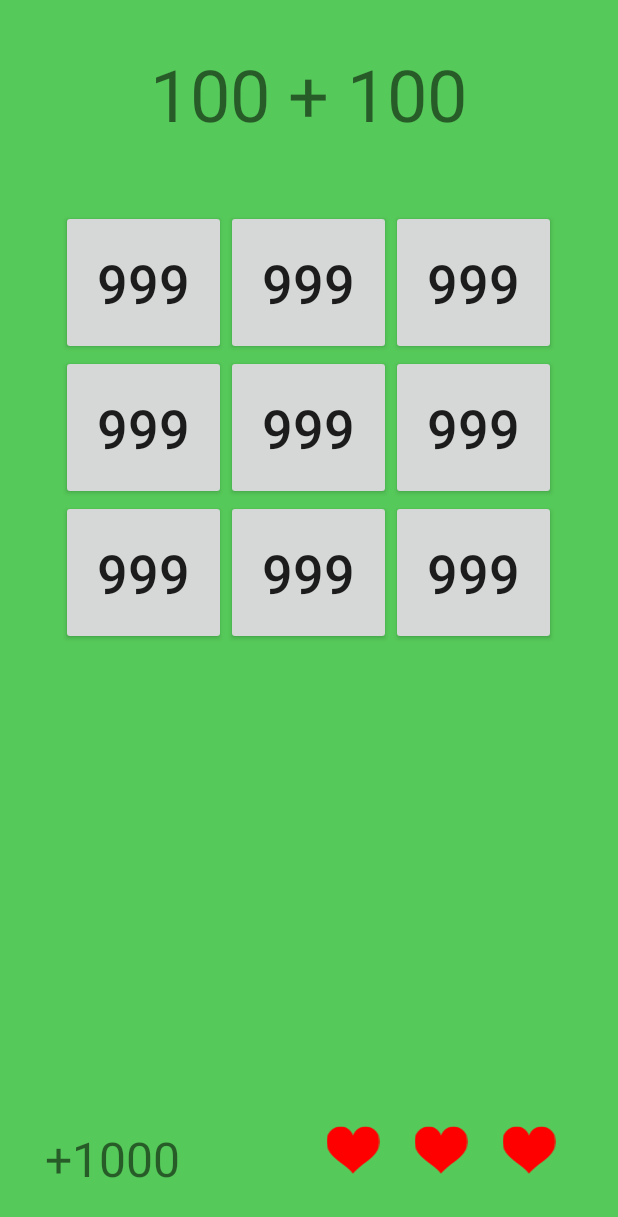
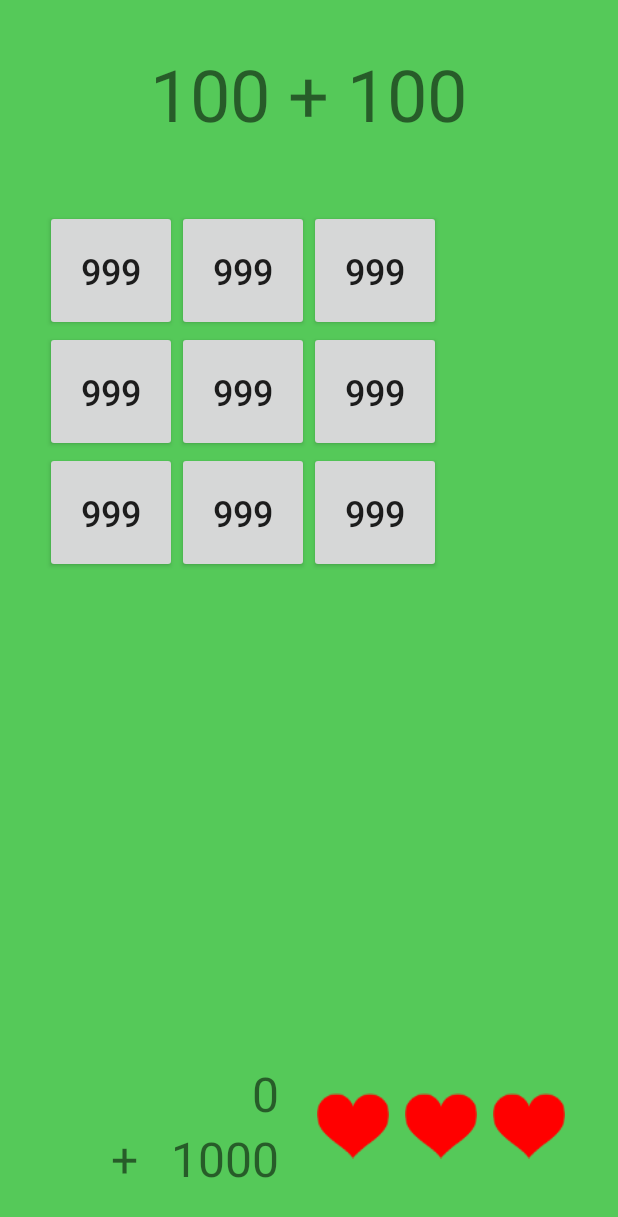
Before and after one commit to JeremyBowyer/MathTap, an Android app: the layout activity_main.xml on its own in the app's theme, with its tools: preview values and no code run, on a phone screen of 412 x 824 dp. Shown: the top 1217 px of the screen. Run offline under Robolectric (Android 15) with nearby library versions, the phone set to English and light mode, and no system bars.

Commit message:
Design tweaks and added total points view.

```diff
--- a/app/src/main/java/com/jeremybowyer/mathtap/Equation.java
+++ b/app/src/main/java/com/jeremybowyer/mathtap/Equation.java
@@ -17,8 +17,8 @@ public class Equation {
             ops = new ArrayList<String>(Arrays.asList("+", "-"));
             int opIndex = r.nextInt(ops.size());
             String op = ops.get(opIndex);
-            int num1 = r.nextInt(100 - 0);
-            int num2 = r.nextInt(100 - 0);
+            int num1 = r.nextInt(101);
+            int num2 = r.nextInt(101);
 
             switch (op) {
                 case "+":
--- a/app/src/main/java/com/jeremybowyer/mathtap/MainActivity.java
+++ b/app/src/main/java/com/jeremybowyer/mathtap/MainActivity.java
@@ -7,13 +7,11 @@ import android.util.Log;
 import android.view.View;
 import android.widget.Button;
 import android.widget.ImageView;
-import android.widget.ProgressBar;
 import android.widget.TextView;
 
 import java.util.ArrayList;
 import java.util.Collections;
 import java.util.Random;
-import java.util.Set;
 
 import butterknife.BindView;
 import butterknife.ButterKnife;
@@ -40,7 +38,8 @@ public class MainActivity extends AppCompatActivity {
     @BindView(R.id.answer8) Button mAnswer8;
     @BindView(R.id.answer9) Button mAnswer9;
 
-    @BindView(R.id.bonusPointsView) TextView mBonusPoints;
+    @BindView(R.id.totalPointsView) TextView mTotalPointsView;
+    @BindView(R.id.bonusPointsView) TextView mBonusPointsView;
 
     @BindView(R.id.heart1) ImageView mHeart1;
     @BindView(R.id.heart2) ImageView mHeart2;
@@ -109,7 +108,7 @@ public class MainActivity extends AppCompatActivity {
         mHitPoints--;
     }
 
-    CountDownTimer removeButtonsClock = new CountDownTimer(16100, 2000) {
+    CountDownTimer removeButtonsClock = new CountDownTimer(19000, 2000) {
         boolean firstTick = true;
         @Override
         public void onTick(long millisUntilFinished) {
@@ -128,14 +127,14 @@ public class MainActivity extends AppCompatActivity {
         }
     };
 
-    CountDownTimer startClock = new CountDownTimer(16000, 100) {
+    CountDownTimer startClock = new CountDownTimer(18000, 100) {
 
         public void onTick(long millisUntilFinished) {
-            mBonusPoints.setText("+" + Math.round((millisUntilFinished)) / 16);
+            mBonusPointsView.setText("" + Math.round((millisUntilFinished)) / 18);
         }
 
         public void onFinish() {
-            mBonusPoints.setText("+0"); // In case rounding results in a number > 0
+            mBonusPointsView.setText("0"); // In case rounding results in a number > 0
             endGame();
         }
 
@@ -149,6 +148,9 @@ public class MainActivity extends AppCompatActivity {
 
             if(mEquation.isAnswer(answer)) {
                 Log.v(TAG, "Great job, idiot");
+                mTotalPoints += Integer.parseInt(mBonusPointsView.getText().toString());
+                mTotalPointsView.setText(Integer.toString(mTotalPoints));
+                mBonusPointsView.setText("0");
                 startClock.cancel();
                 removeButtonsClock.cancel();
             } else {
--- a/app/src/main/res/layout/activity_main.xml
+++ b/app/src/main/res/layout/activity_main.xml
@@ -18,7 +18,7 @@
         tools:text="100 + 100" />
 
     <GridLayout
-        android:layout_width="wrap_content"
+        android:layout_width="match_parent"
         android:layout_height="wrap_content"
         android:layout_below="@+id/equationView"
         android:layout_centerHorizontal="true"
@@ -30,72 +30,72 @@
             android:layout_width="wrap_content"
             android:layout_height="wrap_content"
             android:padding="24dp"
-            android:textSize="36sp"
-            tools:text="999" />
+            android:textSize="24sp"
+            tools:text="999"/>
 
         <Button
             android:id="@+id/answer2"
             android:layout_width="wrap_content"
             android:layout_height="wrap_content"
             android:padding="24dp"
-            android:textSize="36sp"
-            tools:text="999" />
+            android:textSize="24sp"
+            tools:text="999"/>
 
         <Button
             android:id="@+id/answer3"
             android:layout_width="wrap_content"
             android:layout_height="wrap_content"
             android:padding="24dp"
-            android:textSize="36sp"
-            tools:text="999" />
+            android:textSize="24sp"
+            tools:text="999"/>
 
         <Button
             android:id="@+id/answer4"
             android:layout_width="wrap_content"
             android:layout_height="wrap_content"
             android:padding="24dp"
-            android:textSize="36sp"
-            tools:text="999" />
+            android:textSize="24sp"
+            tools:text="999"/>
 
         <Button
             android:id="@+id/answer5"
             android:layout_width="wrap_content"
             android:layout_height="wrap_content"
             android:padding="24dp"
-            android:textSize="36sp"
-            tools:text="999" />
+            android:textSize="24sp"
+            tools:text="999"/>
 
         <Button
             android:id="@+id/answer6"
             android:layout_width="wrap_content"
             android:layout_height="wrap_content"
             android:padding="24dp"
-            android:textSize="36sp"
-            tools:text="999" />
+            android:textSize="24sp"
+            tools:text="999"/>
 
         <Button
             android:id="@+id/answer7"
             android:layout_width="wrap_content"
             android:layout_height="wrap_content"
             android:padding="24dp"
-            android:textSize="36sp"
-            tools:text="999" />
+            android:textSize="24sp"
+            tools:text="999"/>
 
         <Button
             android:id="@+id/answer8"
             android:layout_width="wrap_content"
             android:layout_height="wrap_content"
             android:padding="24dp"
-            android:textSize="36sp"
-            tools:text="999" />
+            android:textSize="24sp"
+            tools:text="999"/>
 
         <Button
             android:id="@+id/answer9"
             android:layout_width="wrap_content"
             android:layout_height="wrap_content"
             android:padding="24dp"
-            android:textSize="36sp"
-            tools:text="999" />
+            android:textSize="24sp"
+            tools:text="999"/>
     </GridLayout>
 
     <LinearLayout
@@ -104,34 +104,72 @@
         android:layout_alignParentBottom="true"
         android:orientation="horizontal">
 
-        <TextView
-            android:id="@+id/bonusPointsView"
+        <LinearLayout
             android:layout_width="0dp"
-            android:layout_height="wrap_content"
-            android:layout_alignParentBottom="true"
+            android:layout_height="match_parent"
             android:layout_weight="3"
-            android:text="+1000"
-            android:textSize="32sp" />
+            android:orientation="vertical"
+            android:paddingRight="20dp">
+
+            <TextView
+                android:id="@+id/totalPointsView"
+                android:layout_width="match_parent"
+                android:layout_height="wrap_content"
+                android:layout_weight="3"
+                android:gravity="right"
+                android:text="0"
+                android:textSize="32sp"/>
+
+            <LinearLayout
+                android:layout_width="match_parent"
+                android:layout_height="wrap_content"
+                android:layout_weight="3"
+                android:orientation="horizontal">
+
+                <TextView
+                    android:id="@+id/plusView"
+                    android:layout_width="0dp"
+                    android:layout_height="wrap_content"
+                    android:layout_weight="2"
+                    android:gravity="right"
+                    android:text="+"
+                    android:textSize="32sp"/>
+
+                <TextView
+                    android:id="@+id/bonusPointsView"
+                    android:layout_width="0dp"
+                    android:layout_height="wrap_content"
+                    android:layout_alignParentBottom="true"
+                    android:layout_weight="3"
+                    android:gravity="right"
+                    android:text="1000"
+                    android:textSize="32sp"/>
+            </LinearLayout>
+
+        </LinearLayout>
 
         <ImageView
             android:id="@+id/heart1"
             android:layout_width="0dp"
-            android:layout_height="wrap_content"
+            android:layout_height="match_parent"
             android:layout_weight="1"
-            app:srcCompat="@drawable/heart" />
+            android:padding="5dp"
+            app:srcCompat="@drawable/heart"/>
 
         <ImageView
             android:id="@+id/heart2"
             android:layout_width="0dp"
-            android:layout_height="wrap_content"
+            android:layout_height="match_parent"
             android:layout_weight="1"
-            app:srcCompat="@drawable/heart" />
+            android:padding="5dp"
+            app:srcCompat="@drawable/heart"/>
 
         <ImageView
             android:id="@+id/heart3"
             android:layout_width="0dp"
-            android:layout_height="wrap_content"
+            android:layout_height="match_parent"
             android:layout_weight="1"
-            app:srcCompat="@drawable/heart" />
+            android:padding="5dp"
+            app:srcCompat="@drawable/heart"/>
     </LinearLayout>
 </android.widget.RelativeLayout>
```
